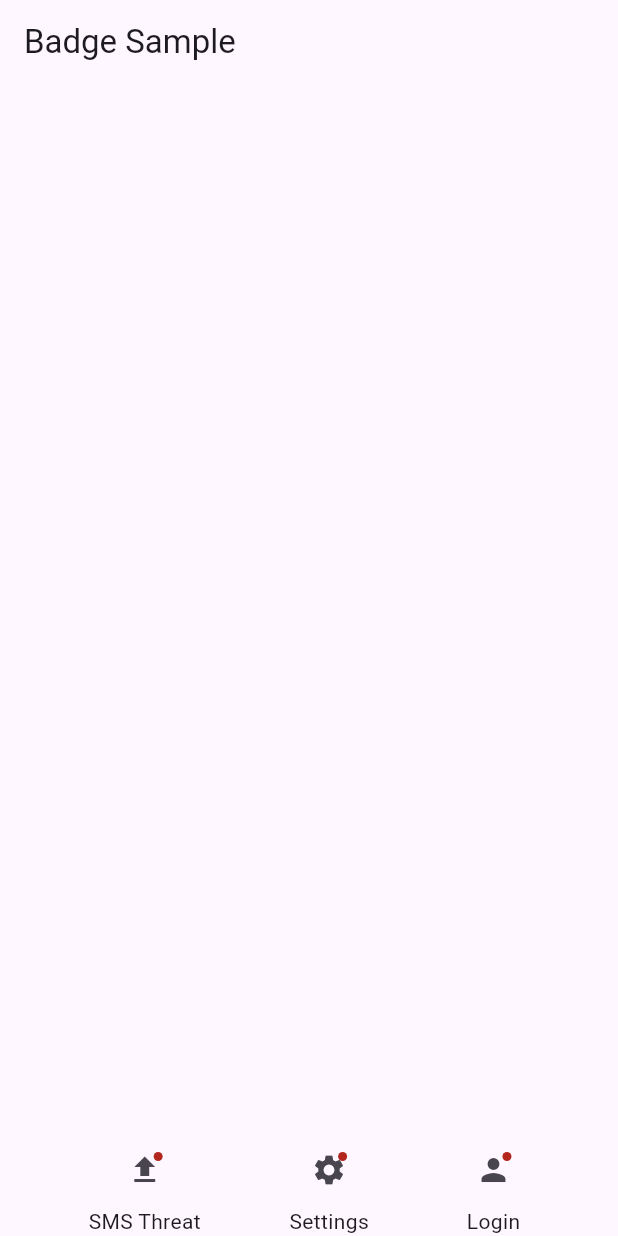
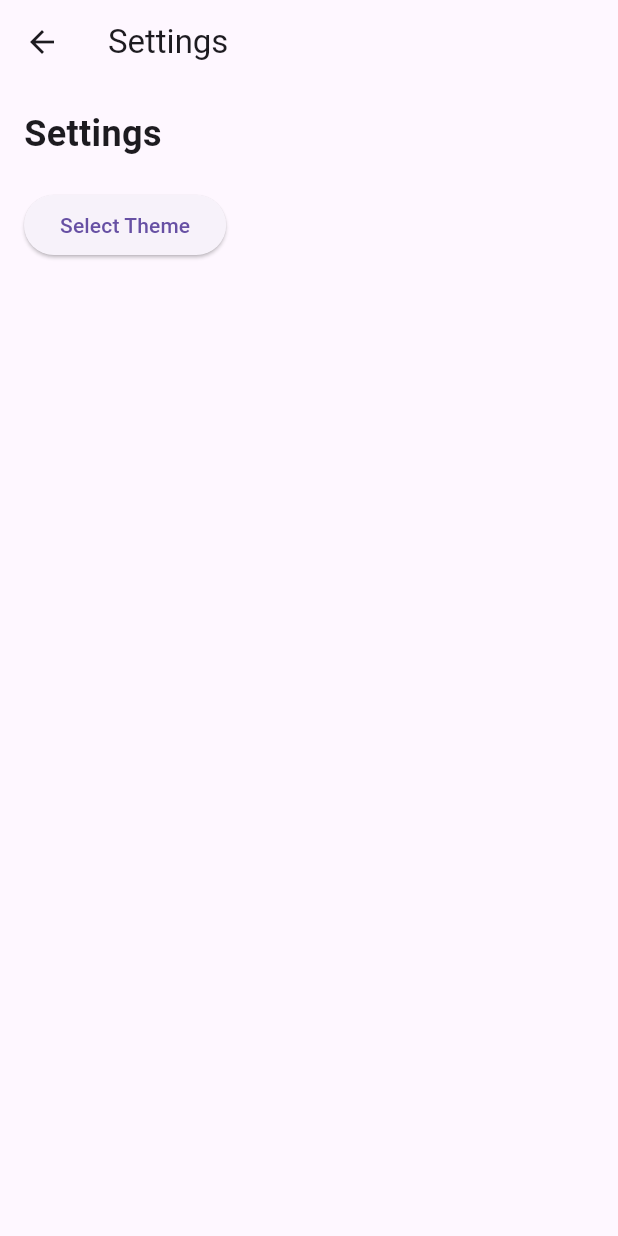
Before and after one commit to HavishVivek/Hackaton, a Flutter app: the screen it shows after launch, after a tap on the "settings" icon, on a phone screen of 412 x 824 dp. Run offline on Flutter 3.47's test engine with Material 3 defaults, Android fonts, the phone set to English and light mode, and no system bars.

Commit message:
Update main.dart

```diff
--- a/sms_app_2/lib/main.dart
+++ b/sms_app_2/lib/main.dart
@@ -1,28 +1,45 @@
 import 'package:flutter/material.dart';
 
+void main() => runApp(const ThemeToggleApp());
 
-void main() => runApp(const BadgeExampleApp());
-
-class BadgeExampleApp extends StatelessWidget {
-  const BadgeExampleApp({super.key});
+class ThemeToggleApp extends StatelessWidget {
+  const ThemeToggleApp({super.key});
 
   @override
   Widget build(BuildContext context) {
     return MaterialApp(
-      home: Scaffold(
-        appBar:AppBar(title: Text('Badge Sample')),
-        body: const BadgeExample(),
-      ),
+      theme: ThemeData.light(),
+      darkTheme: ThemeData.dark(),
+      home: const ThemeToggleWidget(),
     );
   }
 }
 
-class BadgeExample extends StatelessWidget {
-  const BadgeExample({super.key});
+class ThemeToggleWidget extends StatefulWidget {
+  const ThemeToggleWidget({super.key});
+
+  @override
+  State<ThemeToggleWidget> createState() => _ThemeToggleWidgetState();
+}
+
+class _ThemeToggleWidgetState extends State<ThemeToggleWidget> {
+  ThemeMode _themeMode = ThemeMode.light;
+
+  void _toggleTheme(ThemeMode mode) {
+    setState(() {
+      _themeMode = mode;
+    });
+  }
 
   @override
   Widget build(BuildContext context) {
-    return Align(
+    return MaterialApp(
+      theme: ThemeData.light(),
+      darkTheme: ThemeData.dark(),
+      themeMode: _themeMode,
+      home: Scaffold(
+        appBar: AppBar(title: const Text('Theme Toggle Example')),
+        body: Align(
           alignment: Alignment.bottomCenter,
           child: Row(
             mainAxisAlignment: MainAxisAlignment.spaceEvenly,
@@ -31,9 +48,7 @@
                 mainAxisSize: MainAxisSize.min,
                 children: [
                   IconButton(
-                icon: const Badge(
-                  child: Icon(Icons.upload),
-                ),
+                    icon: const Icon(Icons.upload),
                     onPressed: () {},
                   ),
                   const Text('SMS Threat'),
@@ -43,10 +58,18 @@
                 mainAxisSize: MainAxisSize.min,
                 children: [
                   IconButton(
-                icon: const Badge(
-                  child: Icon(Icons.settings),
+                    icon: const Icon(Icons.settings),
+                    onPressed: () {
+                      Navigator.push(
+                        context,
+                        MaterialPageRoute(
+                          builder: (context) => SettingsPage(
+                            themeMode: _themeMode,
+                            onThemeChanged: _toggleTheme,
                           ),
-                onPressed: () {},
+                        ),
+                      );
+                    },
                   ),
                   const Text('Settings'),
                 ],
@@ -55,9 +78,7 @@
                 mainAxisSize: MainAxisSize.min,
                 children: [
                   IconButton(
-                icon: const Badge(
-                  child: Icon(Icons.person),
-                ),
+                    icon: const Icon(Icons.person),
                     onPressed: () {},
                   ),
                   const Text('Login'),
@@ -65,6 +86,98 @@
               ),
             ],
           ),
+        ),
+      ),
     );
   }
 }
+
+class SettingsPage extends StatefulWidget {
+  final ThemeMode themeMode;
+  final ValueChanged<ThemeMode> onThemeChanged;
+
+  const SettingsPage({
+    super.key,
+    required this.themeMode,
+    required this.onThemeChanged,
+  });
+
+  @override
+  State<SettingsPage> createState() => _SettingsPageState();
+}
+
+class _SettingsPageState extends State<SettingsPage> {
+  late ThemeMode _selectedThemeMode;
+
+  @override
+  void initState() {
+    super.initState();
+    _selectedThemeMode = widget.themeMode;
+  }
+
+  void _showThemeSelectionDialog() {
+    showDialog(
+      context: context,
+      builder: (context) => AlertDialog(
+        title: const Text('Select Theme'),
+        content: Column(
+          mainAxisSize: MainAxisSize.min,
+          children: [
+            ListTile(
+              title: const Text('Light Mode'),
+              leading: Radio<ThemeMode>(
+                value: ThemeMode.light,
+                groupValue: _selectedThemeMode,
+                onChanged: (ThemeMode? value) {
+                  setState(() {
+                    _selectedThemeMode = value!;
+                  });
+                  Navigator.pop(context);
+                  widget.onThemeChanged(_selectedThemeMode); // Apply theme change immediately
+                },
+              ),
+            ),
+            ListTile(
+              title: const Text('Dark Mode'),
+              leading: Radio<ThemeMode>(
+                value: ThemeMode.dark,
+                groupValue: _selectedThemeMode,
+                onChanged: (ThemeMode? value) {
+                  setState(() {
+                    _selectedThemeMode = value!;
+                  });
+                  Navigator.pop(context);
+                  widget.onThemeChanged(_selectedThemeMode); // Apply theme change immediately
+                },
+              ),
+            ),
+          ],
+        ),
+      ),
+    );
+  }
+
+  @override
+  Widget build(BuildContext context) {
+    return Scaffold(
+      appBar: AppBar(title: const Text('Settings')),
+      body: Padding(
+        padding: const EdgeInsets.all(16.0),
+        child: Column(
+          crossAxisAlignment: CrossAxisAlignment.start,
+          children: [
+            const Text(
+              'Settings',
+              style: TextStyle(fontSize: 24, fontWeight: FontWeight.bold),
+            ),
+            const SizedBox(height: 20),
+            ElevatedButton(
+              onPressed: _showThemeSelectionDialog,
+              child: const Text('Select Theme'),
+            ),
+          ],
+        ),
+      ),
+    );
+  }
+}
```
Lines whose indentation alone changed are shown as unchanged.
